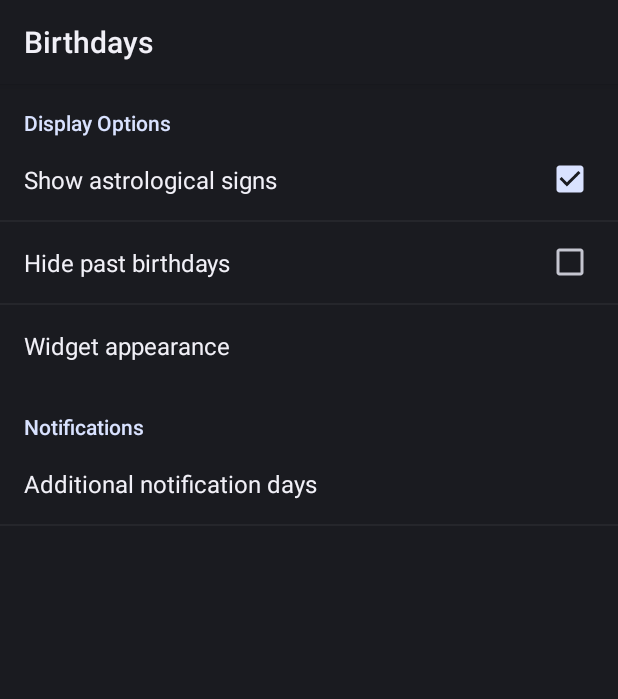
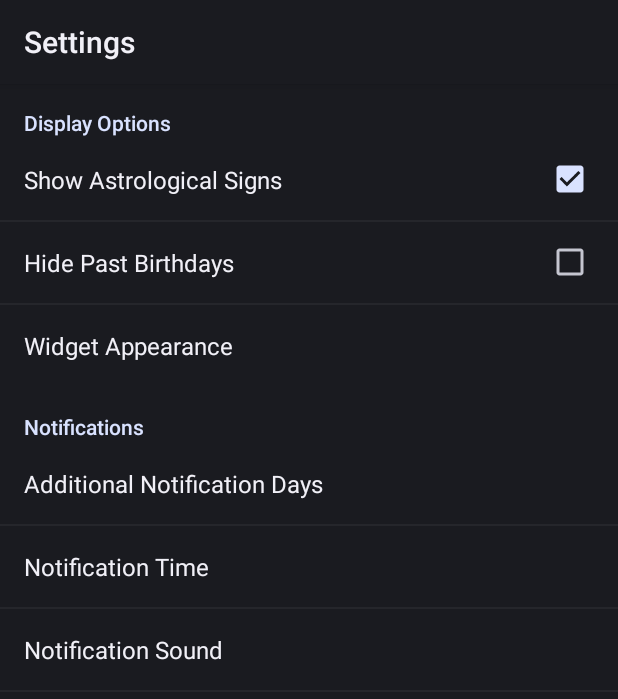
Before and after one commit to tkuenneth/tkbirthdayreminder, an Android app: the PreferencesActivity screen opened directly, with no data from a screen before it, on a phone screen of 412 x 824 dp. Shown: the top 699 px of the screen. Run offline under Robolectric (Android 15) with nearby library versions, the phone set to English and light mode, and no system bars.

Commit message:
weitere Verfeinerungen

```diff
--- a/app/src/main/AndroidManifest.xml
+++ b/app/src/main/AndroidManifest.xml
@@ -27,7 +27,11 @@
             </intent-filter>
         </activity>
 
-        <activity android:name="PreferencesActivity" />
+        <activity
+            android:name="PreferencesActivity"
+            android:label="@string/settings" />
+
+        <activity android:name=".SoundChooser" />
 
         <receiver
             android:name="AlarmReceiver"
--- /dev/null
+++ b/app/src/main/java/com/thomaskuenneth/android/birthday/AlarmPreference.java
@@ -0,0 +1,54 @@
+/*
+ * AlarmPreference.java
+ *
+ * TKBirthdayReminder (c) Thomas Künneth 2017
+ * Alle Rechte beim Autoren. All rights reserved.
+ */
+package com.thomaskuenneth.android.birthday;
+
+import android.content.Context;
+import android.content.SharedPreferences;
+import android.preference.DialogPreference;
+import android.util.AttributeSet;
+import android.view.View;
+import android.widget.TimePicker;
+
+public class AlarmPreference extends DialogPreference {
+
+    static final String NOTIFICATION_TIME_HOUR = "notificationTimeHour";
+    static final String NOTIFICATION_TIME_MINUTE = "notificationTimeMinute";
+
+    private final SharedPreferences prefs;
+    private final Context context;
+
+    private TimePicker picker;
+
+    public AlarmPreference(Context context, AttributeSet attrs) {
+        super(context, attrs);
+        prefs = TKBirthdayReminder.getSharedPreferences(context);
+        this.context = context;
+        setDialogLayoutResource(R.layout.notification_time);
+    }
+
+    @Override
+    protected void onBindDialogView(View view) {
+        super.onBindDialogView(view);
+        picker = (TimePicker) view.findViewById(R.id.notification_time);
+        int hour = prefs.getInt(NOTIFICATION_TIME_HOUR, 12);
+        picker.setCurrentHour(hour);
+        int minute = prefs.getInt(NOTIFICATION_TIME_MINUTE, 0);
+        picker.setCurrentMinute(minute);
+    }
+
+    @Override
+    protected void onDialogClosed(boolean positiveResult) {
+        super.onDialogClosed(positiveResult);
+        if (positiveResult) {
+            SharedPreferences.Editor editor = prefs.edit();
+            editor.putInt(NOTIFICATION_TIME_HOUR, picker.getCurrentHour());
+            editor.putInt(NOTIFICATION_TIME_MINUTE, picker.getCurrentMinute());
+            editor.apply();
+            BootCompleteReceiver.startAlarm(context, true);
+        }
+    }
+}
--- a/app/src/main/java/com/thomaskuenneth/android/birthday/AlarmReceiver.java
+++ b/app/src/main/java/com/thomaskuenneth/android/birthday/AlarmReceiver.java
@@ -81,7 +81,7 @@ public class AlarmReceiver extends BroadcastReceiver {
                                 R.drawable.birthdaycake_32,
                                 intent);
                         if (total >= MIN_NOTIFICATIONS_FOR_GROUP) {
-                            b.setGroup(Constants.SHARED_PREFS_KEY);
+                            b.setGroup(Constants.TKBIRTHDAYREMINDER);
                         }
                         Date birthday = event.getBirthday();
                         Bitmap picture = BirthdayItemListAdapter.loadBitmap(event,
@@ -108,7 +108,7 @@ public class AlarmReceiver extends BroadcastReceiver {
                                 when,
                                 R.drawable.birthdaycake_32,
                                 intent);
-                        summary.setGroup(Constants.SHARED_PREFS_KEY);
+                        summary.setGroup(Constants.TKBIRTHDAYREMINDER);
                         summary.setGroupSummary(true);
                         summary.setContentTitle(context.getString(R.string.app_name));
                         NotificationCompat.InboxStyle style = new NotificationCompat.InboxStyle();
@@ -138,7 +138,7 @@ public class AlarmReceiver extends BroadcastReceiver {
                     int size = builders.size();
                     for (int i = 0; i < size; i++) {
                         if ((i + 1) == size) {
-                            String tune = TKBirthdayReminder
+                            String tune = SoundChooser
                                     .getNotificationSoundAsString(context);
                             if (tune != null) {
                                 builders.get(i).setSound(Uri.parse(tune));
--- a/app/src/main/java/com/thomaskuenneth/android/birthday/Constants.java
+++ b/app/src/main/java/com/thomaskuenneth/android/birthday/Constants.java
@@ -14,19 +14,17 @@ package com.thomaskuenneth.android.birthday;
  */
 class Constants {
 
-    static final String SHARED_PREFS_KEY = "TKBirthdayReminder";
+    static final String TKBIRTHDAYREMINDER = "TKBirthdayReminder";
 
     static final int MENU_CHANGE_DATE = R.string.menu_change_date;
     static final int MENU_REMOVE_DATE = R.string.menu_remove_date;
     static final int MENU_DIAL = R.string.menu_dial;
     static final int MENU_SEND_SMS = R.string.menu_send_sms;
 
-    static final int TIME_DIALOG_ID = 1;
     static final int DATE_DIALOG_ID = 3;
     static final int WELCOME_ID = 5;
 
     static final int RQ_PICK_CONTACT = 0x231167;
-    static final int RQ_PICK_SOUND = 0x03091938;
     static final int RQ_PREFERENCES = 0x060667;
     static final int RQ_SHOW_CONTACT = 0x01032002;
 }
--- a/app/src/main/java/com/thomaskuenneth/android/birthday/NotificationPreference.java
+++ b/app/src/main/java/com/thomaskuenneth/android/birthday/NotificationPreference.java
@@ -25,8 +25,7 @@ public class NotificationPreference extends DialogPreference {
 
     public NotificationPreference(Context context, AttributeSet attrs) {
         super(context, attrs);
-        prefs = context.getSharedPreferences(
-                Constants.SHARED_PREFS_KEY, Context.MODE_PRIVATE);
+        prefs = TKBirthdayReminder.getSharedPreferences(context);
         setDialogLayoutResource(R.layout.notification_days);
     }
 
@@ -58,8 +57,6 @@ public class NotificationPreference extends DialogPreference {
     }
 
     static int getNotificationDays(Context context) {
-        SharedPreferences prefs = context.getSharedPreferences(
-                Constants.SHARED_PREFS_KEY, Context.MODE_PRIVATE);
-        return prefs.getInt(NOTIFICATION_DAYS, 0);
+        return TKBirthdayReminder.getSharedPreferences(context).getInt(NOTIFICATION_DAYS, 0);
     }
 }
--- a/app/src/main/res/layout/list_item_icon_text.xml
+++ b/app/src/main/res/layout/list_item_icon_text.xml
@@ -62,6 +62,8 @@
                 android:layout_alignParentStart="true"
                 android:layout_toLeftOf="@id/text3"
                 android:layout_toStartOf="@id/text3"
+                android:maxLines="1"
+                android:ellipsize="end"
                 android:textAppearance="?android:attr/textAppearanceMedium" />
 
         </RelativeLayout>
--- a/app/src/main/res/values/strings.xml
+++ b/app/src/main/res/values/strings.xml
@@ -6,11 +6,11 @@
 
     <string name="settings">Settings</string>
     <string name="display_options">Display Options</string>
-    <string name="title_show_astrological_signs">Show astrological signs</string>
+    <string name="title_show_astrological_signs">Show Astrological Signs</string>
     <string name="widget_opacity">Opacity</string>
     <string name="int_slash_int" translatable="false">%1$d / %2$d</string>
-    <string name="widget_appearance">Widget appearance</string>
-    <string name="hide_past_birthdays">Hide past birthdays</string>
+    <string name="widget_appearance">Widget Appearance</string>
+    <string name="hide_past_birthdays">Hide Past Birthdays</string>
     <string name="notifications">Notifications</string>
 
     <string name="aries">Aries</string>
@@ -49,11 +49,10 @@
     <string name="menu_remove_date">Remove birthday date</string>
     <string name="menu_dial">Call contact</string>
     <string name="menu_send_sms">SMS to %1$s</string>
-    <string name="menu_set_alarm">Set notification time</string>
-    <string name="additional_notification_days">Additional notification days</string>
+    <string name="notification_time">Notification Time</string>
+    <string name="notification_days">Additional Notification Days</string>
     <string name="menu_new_entry">New contact</string>
-    <string name="menu_set_notification_sound">Set notification sound</string>
-    <string name="alarmreceiver_tickertext">birthday reminder</string>
+    <string name="notification_sound">Notification Sound</string>
     <string name="days_7">7 days</string>
     <string name="days_6">6 days</string>
     <string name="days_5">5 days</string>
@@ -61,7 +60,7 @@
     <string name="days_3">3 days</string>
     <string name="days_2">2 days</string>
     <string name="days_1">1 days</string>
-    <string name="next_notification">next check for due birthdays on %1$s at %2$s</string>
+    <string name="next_notification">Next check for due birthdays on %1$s at %2$s</string>
     <string name="and_x_more">" and %1$d more"</string>
 
     <string name="welcome_text" translatable="false">Welcome to <b>TKBirthdayReminder</b>.
--- a/app/src/main/res/xml/preferences.xml
+++ b/app/src/main/res/xml/preferences.xml
@@ -28,7 +28,15 @@
 
     <PreferenceCategory android:title="@string/notifications">
 
-        <com.thomaskuenneth.android.birthday.NotificationPreference android:title="@string/additional_notification_days" />
+        <com.thomaskuenneth.android.birthday.NotificationPreference android:title="@string/notification_days" />
+
+        <com.thomaskuenneth.android.birthday.AlarmPreference android:title="@string/notification_time" />
+
+        <Preference android:title="@string/notification_sound">
+            <intent
+                android:targetClass="com.thomaskuenneth.android.birthday.SoundChooser"
+                android:targetPackage="com.thomaskuenneth.android.birthday" />
+        </Preference>
 
     </PreferenceCategory>
 
```
Also changed, not shown: app/src/main/java/com/thomaskuenneth/android/birthday/BootCompleteReceiver.java (+15 -12 lines), app/src/main/java/com/thomaskuenneth/android/birthday/SoundChooser.java (added, +64 -0 lines), app/src/main/java/com/thomaskuenneth/android/birthday/TKBirthdayReminder.java (+6 -71 lines), app/src/main/java/com/thomaskuenneth/android/birthday/TimePickerDialogHelper.java (deleted, +0 -52 lines), app/src/main/res/layout/notification_time.xml (added, +18 -0 lines), app/src/main/res/menu/menu.xml (+0 -8 lines), 2 other files.
